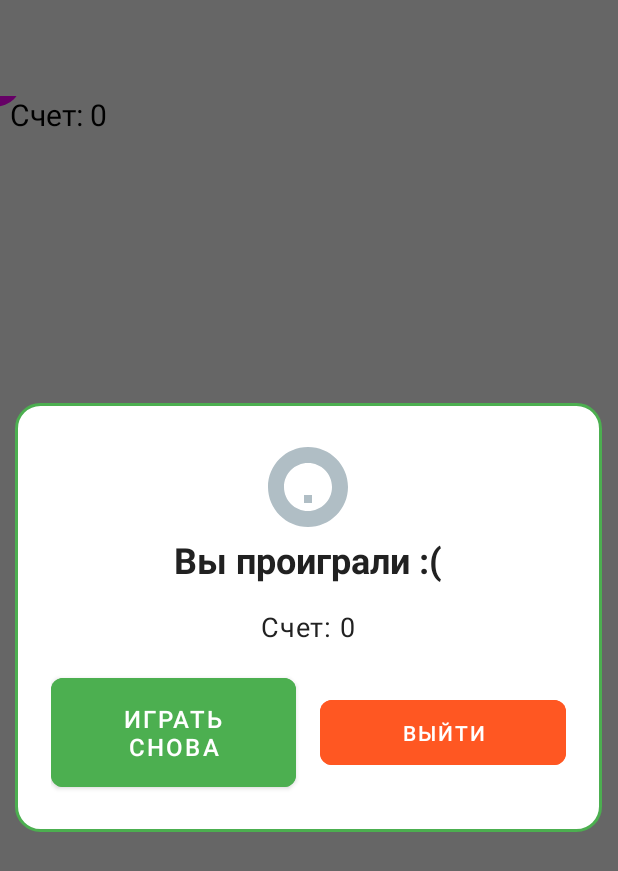
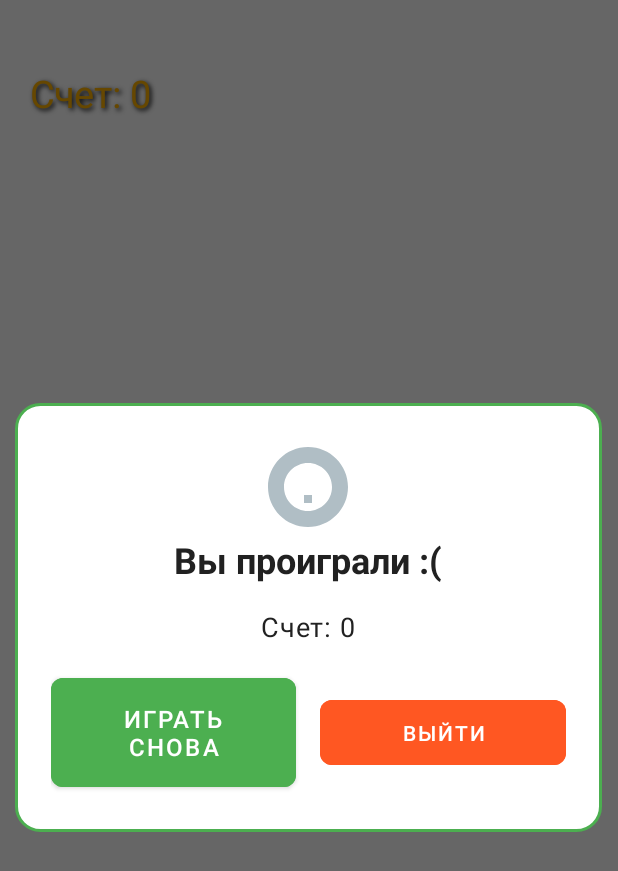
Before and after one commit to iym6/rats_and_cats, an Android app: the screen it shows after launch (MainActivity), after a tap on "НАЧАТЬ ИГРАТЬ", on a phone screen of 412 x 824 dp. Shown: the top 871 px of the screen. Run offline under Robolectric (Android 15) with nearby library versions, the phone set to English and light mode, and no system bars; our stand-ins replace Room's generated code; pictures from the network do not load.

Commit message:
UI и играть снова

```diff
--- a/app/src/main/java/ru/ilyamorozov/rats_and_cats/EndGameDialogFragment.kt
+++ b/app/src/main/java/ru/ilyamorozov/rats_and_cats/EndGameDialogFragment.kt
@@ -41,8 +41,10 @@ class EndGameDialogFragment : DialogFragment() {
         saveRecordAutomatically()
 
         playAgainButton.setOnClickListener {
+            // Находим текущий GameFragment и вызываем resetGame
+            val gameFragment = parentFragmentManager.findFragmentById(R.id.fragment_container) as? GameFragment
+            gameFragment?.resetGame()
             dismiss()
-            (requireActivity() as? MainActivity)?.showFragment(GameFragment())
         }
 
         exitButton.setOnClickListener {
--- a/app/src/main/java/ru/ilyamorozov/rats_and_cats/GameFragment.kt
+++ b/app/src/main/java/ru/ilyamorozov/rats_and_cats/GameFragment.kt
@@ -1,21 +1,14 @@
 package ru.ilyamorozov.rats_and_cats
 
-import android.content.Context
-import android.content.Intent
 import android.os.Bundle
-import android.util.Log
 import android.view.LayoutInflater
 import android.view.View
 import android.view.ViewGroup
-import androidx.core.content.ContextCompat
 import androidx.fragment.app.Fragment
-import androidx.fragment.app.activityViewModels
-import android.view.WindowManager
 
-@Suppress("DEPRECATION")
 class GameFragment : Fragment() {
+
     private lateinit var gameView: GameView
-    private val viewModel: SharedViewModel by activityViewModels()
 
     override fun onCreateView(
         inflater: LayoutInflater,
@@ -28,29 +21,11 @@ class GameFragment : Fragment() {
 
     override fun onResume() {
         super.onResume()
-        // Включаем полноэкранный режим
-        requireActivity().window.setFlags(
-            WindowManager.LayoutParams.FLAG_FULLSCREEN,
-            WindowManager.LayoutParams.FLAG_FULLSCREEN
-        )
-        // Выводим в консоль выбранный уровень с тегом
-        val selectedLevel = viewModel.selectedLevel.value
-        Log.i("RatsAndCats", "Starting game with level: $selectedLevel")
-        // Запускаем сервис
-        val intent = Intent(context, GameService::class.java).apply {
-            putExtra("score", 0)
-        }
-        ContextCompat.startForegroundService(requireContext(), intent)
         gameView.resume()
     }
 
     override fun onPause() {
         super.onPause()
-        // Выключаем полноэкранный режим
-        requireActivity().window.clearFlags(WindowManager.LayoutParams.FLAG_FULLSCREEN)
-        // Останавливаем сервис
-        val intent = Intent(context, GameService::class.java)
-        requireContext().stopService(intent)
         gameView.pause()
     }
 
@@ -58,4 +33,8 @@ class GameFragment : Fragment() {
         super.onDestroyView()
         gameView.cleanup()
     }
+
+    fun resetGame() {
+        gameView.resetGame()
+    }
 }
--- a/app/src/main/java/ru/ilyamorozov/rats_and_cats/GameView.kt
+++ b/app/src/main/java/ru/ilyamorozov/rats_and_cats/GameView.kt
@@ -28,6 +28,7 @@ import kotlin.math.abs
 import kotlin.math.cos
 import kotlin.math.sin
 
+@Suppress("DEPRECATION")
 class GameView(context: Context) : View(context) {
     private val paint = Paint().apply { color = Color.BLUE }
     private val mouse = Mouse(speed = 10)
@@ -35,6 +36,7 @@ class GameView(context: Context) : View(context) {
     private var chasingCat: Cat? = null
     private val strayCats = mutableListOf<Cat>()
     private var score = 0
+    private var scoreScale = 1f
     private var isGameOver = false
     private val random = Random()
     private var lastStrayCatSpawnTime = 0L
@@ -46,19 +48,16 @@ class GameView(context: Context) : View(context) {
     private val viewModel: SharedViewModel by lazy {
         ViewModelProvider(context as FragmentActivity).get(SharedViewModel::class.java)
     }
-
-    // Переменные для хранения скоростей кошек
     private var chasingCatSpeed = 8
-    private  var strayCatSpeed = 4
+    private var strayCatSpeed = 4
 
     init {
         if (context is FragmentActivity) {
             viewModel.loadSavedLevel(context)
-            // Наблюдение за изменением уровня
             context.lifecycleScope.launch {
                 viewModel.selectedLevel.collectLatest { level ->
-                    println("Level changed: $level")
-                    resetGame() // Перезапускаем игру при смене уровня
+                    Log.i("RatsAndCats", "Level changed: $level")
+                    resetGame()
                 }
             }
         }
@@ -67,7 +66,6 @@ class GameView(context: Context) : View(context) {
     }
 
     private fun initAudio() {
-        // Инициализация SoundPool для звуковых эффектов
         val audioAttributes = AudioAttributes.Builder()
             .setUsage(AudioAttributes.USAGE_GAME)
             .setContentType(AudioAttributes.CONTENT_TYPE_SONIFICATION)
@@ -78,14 +76,13 @@ class GameView(context: Context) : View(context) {
             .build()
         eatCheeseSoundId = soundPool?.load(context, R.raw.eat_cheese, 1) ?: 0
 
-        // Инициализация MediaPlayer для фоновой музыки
         if (isMusicEnabled()) {
             mediaPlayer = MediaPlayer.create(context, R.raw.background_music).apply {
                 isLooping = true
                 try {
                     start()
                 } catch (e: Exception) {
-                    e.printStackTrace()
+                    Log.e("RatsAndCats", "Error starting MediaPlayer", e)
                 }
             }
         }
@@ -99,31 +96,28 @@ class GameView(context: Context) : View(context) {
         return prefs.getBoolean("sound_effects_enabled", true)
     }
 
-    private fun resetGame() {
+    fun resetGame() {
         score = 0
+        scoreScale = 1f
         isGameOver = false
         cheeses.clear()
         strayCats.clear()
 
-        // Начальная позиция мыши
         mouse.x = width / 2f
         mouse.y = height / 2f
 
-        // Получаем уровень из ViewModel и вычисляем скорости ОДИН РАЗ
         val level = viewModel.selectedLevel.value
         val speeds = when (level?.difficulty) {
-            "Легкий" -> Pair(5, 8)    // Согласованные значения
-            "Средний" -> Pair(8, 15)   // Согласованные значения
-            "Сложный" -> Pair(15, 25)  // Согласованные значения
-            else -> Pair(8, 15) // По умолчанию Средний
+            "Легкий" -> Pair(5, 8)
+            "Средний" -> Pair(8, 15)
+            "Сложный" -> Pair(15, 25)
+            else -> Pair(8, 15)
         }
 
-        // Сохраняем скорости в переменные класса
         chasingCatSpeed = speeds.first
         strayCatSpeed = speeds.second
         Log.i("RatsAndCats", "Chasing cat speed: $chasingCatSpeed, Stray cat speed: $strayCatSpeed")
 
-        // Инициализация основной кошки
         chasingCat = Cat(speed = chasingCatSpeed, isChasing = true).apply {
             val corner = random.nextInt(4)
             when (corner) {
@@ -134,7 +128,6 @@ class GameView(context: Context) : View(context) {
             }
         }
 
-        // Спавн сыра в начале игры
         spawnCheese()
         updateScoreNotification()
         startGameLoop()
@@ -155,17 +148,39 @@ class GameView(context: Context) : View(context) {
 
     override fun onDraw(canvas: Canvas) {
         super.onDraw(canvas)
+
+        // Текст счета
+        paint.color = ContextCompat.getColor(context, R.color.cheeseYellow)
+        paint.textSize = 25f * resources.displayMetrics.scaledDensity
+        paint.setShadowLayer(4f, 2f, 2f, Color.BLACK)
+        canvas.save()
+        canvas.scale(scoreScale, scoreScale, 20f, 50f)
+        canvas.drawText("Счет: $score", 30f, 60f, paint)
+        canvas.restore()
+        paint.clearShadowLayer()
+
+        // Отрисовка мыши
         canvas.drawCircle(mouse.x, mouse.y, 20f, paint.apply { color = Color.GRAY })
+
+        // Отрисовка сыра
         cheeses.forEach { cheese ->
-            if (!cheese.isEaten) canvas.drawCircle(cheese.x, cheese.y, 15f, paint.apply { color = Color.YELLOW })
+            if (!cheese.isEaten) {
+                canvas.drawCircle(
+                    cheese.x,
+                    cheese.y,
+                    15f,
+                    paint.apply { color = ContextCompat.getColor(context, R.color.cheeseYellow) }
+                )
+            }
         }
+
+        // Отрисовка кошек
         chasingCat?.let { cat ->
             canvas.drawCircle(cat.x, cat.y, 25f, paint.apply { color = Color.RED })
         }
         strayCats.forEach { cat ->
             canvas.drawCircle(cat.x, cat.y, 25f, paint.apply { color = Color.MAGENTA })
         }
-        canvas.drawText("Счет: $score", 10f, 30f, paint.apply { color = Color.BLACK; textSize = 30f })
     }
 
     @SuppressLint("ClickableViewAccessibility")
@@ -193,7 +208,6 @@ class GameView(context: Context) : View(context) {
     private fun spawnStrayCat() {
         val currentTime = System.currentTimeMillis()
         if (currentTime - lastStrayCatSpawnTime > random.nextInt(4000) + 3000 && strayCats.size < 3) {
-            // Используем уже вычисленную скорость
             val cat = Cat(speed = strayCatSpeed, isChasing = false)
             cat.x = if (random.nextBoolean()) 0f else width.toFloat()
             cat.y = random.nextFloat() * height
@@ -204,6 +218,8 @@ class GameView(context: Context) : View(context) {
     }
 
     private fun updateGame() {
+        if (isGameOver) return
+
         chasingCat?.moveTowards(mouse.x, mouse.y)
         strayCats.forEach { cat ->
             cat.x += cat.speed * cos(cat.angle)
@@ -220,25 +236,21 @@ class GameView(context: Context) : View(context) {
                     soundPool?.play(eatCheeseSoundId, 1f, 1f, 1, 0, 1f)
                 }
                 animateCheeseDisappear(cheese)
+                animateScore()
                 updateScoreNotification()
                 true
             } else false
         }
-        // Проверка коллизии с преследующей кошкой
         chasingCat?.let { cat ->
             if (isCollision(mouse, cat)) {
                 endGame()
-                return // Выходим, чтобы не проверять другие кошки
+                return
             }
         }
-
-        // Проверка коллизий с бродячими кошками (только если игра не окончена)
-        if (!isGameOver) {
-            strayCats.forEach { cat ->
-                if (isCollision(mouse, cat)) {
-                    endGame()
-                    return // Выходим после первой коллизии
-                }
+        strayCats.forEach { cat ->
+            if (isCollision(mouse, cat)) {
+                endGame()
+                return
             }
         }
     }
@@ -248,13 +260,24 @@ class GameView(context: Context) : View(context) {
         val ay = if (a is Mouse) a.y else if (a is Cheese) a.y else if (a is Cat) a.y else 0f
         val bx = if (b is Mouse) b.x else if (b is Cheese) b.x else if (b is Cat) b.x else 0f
         val by = if (b is Mouse) b.y else if (b is Cheese) b.y else if (b is Cat) b.y else 0f
-        return Math.abs(ax - bx) < 30 && Math.abs(ay - by) < 30
+        return abs(ax - bx) < 30 && abs(ay - by) < 30
     }
 
     private fun animateCheeseDisappear(cheese: Cheese) {
         ValueAnimator.ofFloat(1f, 0f).apply {
             duration = 500
             addUpdateListener { anim ->
+                invalidate()
+            }
+            start()
+        }
+    }
+
+    private fun animateScore() {
+        ValueAnimator.ofFloat(1f, 1.2f, 1f).apply {
+            duration = 300
+            addUpdateListener { anim ->
+                scoreScale = anim.animatedValue as Float
                 invalidate()
             }
             start()
@@ -312,14 +335,17 @@ class GameView(context: Context) : View(context) {
     }
 
     private fun endGame() {
-        if (isGameOver) return // Избегаем множественных вызовов
+        if (isGameOver) return
 
         isGameOver = true
         gameLoop?.cancel()
         stopScoreNotification()
+        cheeses.clear()
+        strayCats.clear()
+        chasingCat = null
 
-        // Показываем диалог
         (context as? MainActivity)?.let { activity ->
+            Log.i("RatsAndCats", "Showing EndGameDialog with score: $score")
             EndGameDialogFragment.newInstance(score).show(activity.supportFragmentManager, "end_game")
         }
     }
--- a/app/src/main/java/ru/ilyamorozov/rats_and_cats/MainActivity.kt
+++ b/app/src/main/java/ru/ilyamorozov/rats_and_cats/MainActivity.kt
@@ -88,7 +88,7 @@ class MainActivity : AppCompatActivity() {
         Log.i("RatsAndCats", "Showing fragment: ${fragment.javaClass.simpleName}")
         setMenuVisibility(false) // Скрываем меню для всех фрагментов
         supportFragmentManager.commit {
-            replace(R.id.fragmentContainer, fragment)
+            replace(R.id.fragment_container, fragment)
             addToBackStack(null)
         }
     }
--- a/app/src/main/res/layout/activity_main.xml
+++ b/app/src/main/res/layout/activity_main.xml
@@ -12,7 +12,10 @@
         android:layout_height="wrap_content"
         android:gravity="center"
         android:orientation="vertical"
-        android:padding="32dp">
+        android:paddingLeft="32dp"
+        android:paddingRight="32dp"
+        android:paddingBottom="0dp"
+        android:paddingTop="32dp">
 
         <TextView
             android:id="@+id/titleTextView"
@@ -60,14 +63,16 @@
             android:layout_height="wrap_content"
             android:layout_marginTop="16dp"
             android:drawablePadding="8dp"
-            android:text="@string/settings"
+            android:text="@string/records"
             app:rippleColor="@color/accent" />
     </LinearLayout>
 
     <FrameLayout
-        android:id="@+id/fragmentContainer"
+        android:id="@+id/fragment_container"
         android:layout_width="match_parent"
-        android:layout_height="0dp"
-        android:layout_weight="1" />
+        android:layout_height="match_parent"
+        android:padding="0dp"
+        android:layout_margin="0dp"
+        android:fitsSystemWindows="false" />
 
 </LinearLayout>
--- a/app/src/main/res/layout/fragment_settings.xml
+++ b/app/src/main/res/layout/fragment_settings.xml
@@ -1,8 +1,8 @@
 <?xml version="1.0" encoding="utf-8"?>
 <LinearLayout xmlns:android="http://schemas.android.com/apk/res/android"
-    xmlns:tools="http://schemas.android.com/tools"
     android:layout_width="match_parent"
     android:layout_height="match_parent"
+    xmlns:tools="http://schemas.android.com/tools"
     android:background="@color/background"
     android:orientation="vertical"
     android:padding="16dp">
--- a/app/src/main/res/values/styles.xml
+++ b/app/src/main/res/values/styles.xml
@@ -36,7 +36,6 @@
     <!-- Стиль для элементов списка лидеров -->
     <style name="LeaderboardItem" parent="TextAppearance.MaterialComponents.Body1">
         <item name="android:textColor">@color/text_color_selector</item>
-        <item name="android:padding">0dp</item>
         <item name="android:background">@null</item>
         <item name="android:shadowColor">@android:color/transparent</item>
     </style>
```
Also changed, not shown: app/src/main/java/ru/ilyamorozov/rats_and_cats/EmptyNicknameDialogFragment.kt (added, +40 -0 lines), app/src/main/java/ru/ilyamorozov/rats_and_cats/SettingsFragment.kt (+0 -9 lines), app/src/main/res/layout/dialog_empty_nickname.xml (added, +52 -0 lines).
